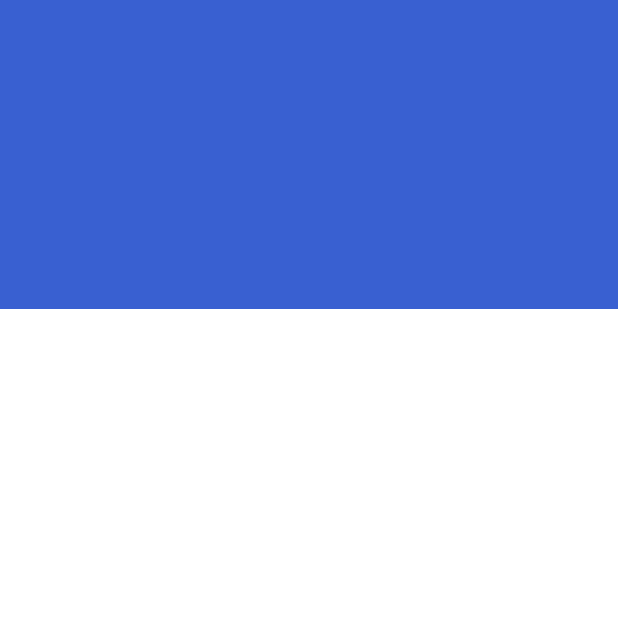
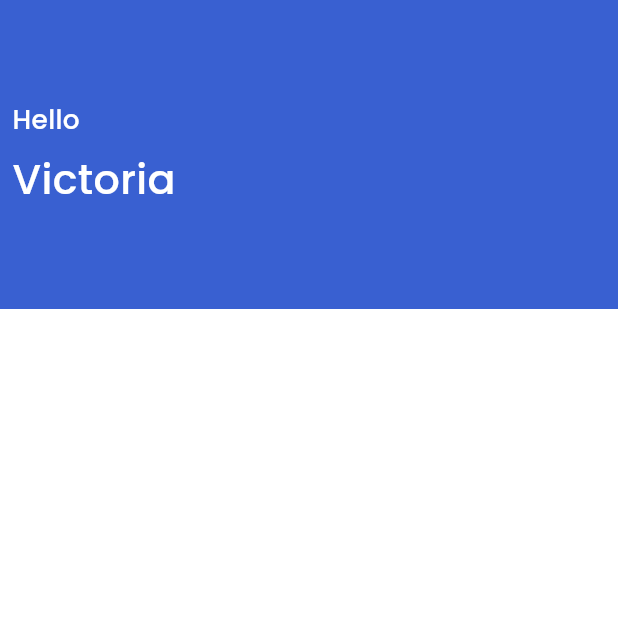
Before and after one commit to ArslanXXQazi/Your-Diary, a Flutter app: the DiaryView screen opened directly, on a phone screen of 412 x 824 dp, the top half of it. Run offline on Flutter 3.47's test engine with Material 3 defaults, Android fonts, the phone set to English and light mode, and no system bars; our stand-ins replace get, google_fonts, lottie.

Commit message:
Update diary_view.dart

```diff
--- a/lib/src/views/botom_nav_view/diary_view/diary_view.dart
+++ b/lib/src/views/botom_nav_view/diary_view/diary_view.dart
@@ -1,4 +1,5 @@
 import 'package:flutter/material.dart';
+import 'package:yourdiary/src/controller/common_widgets/text_widget.dart';
 import 'package:yourdiary/src/controller/constant/app_colors/app_color.dart';
 
 class DiaryView extends StatelessWidget {
@@ -15,15 +16,31 @@ class DiaryView extends StatelessWidget {
           height: screenHeight*.25,
           width: double.infinity,
           color: AppColor.blue,
-          child: Column(
-            mainAxisAlignment: MainAxisAlignment.center,
-            children: [
-            Row(children: [
-              Column(children: [
-
+          child: Padding(
+            padding:  EdgeInsets.symmetric(horizontal: screenWidth*.02),
+            child: Column(
+              mainAxisAlignment: MainAxisAlignment.center,
+              children: [
+              Row(
+                mainAxisAlignment: MainAxisAlignment.spaceBetween,
+                children: [
+                Column(
+                  crossAxisAlignment: CrossAxisAlignment.start,
+                  children: [
+                  BlackText(
+                    text: "Hello",
+                    textColor: Colors.white,
+                  ),
+                  SizedBox(height: screenHeight*.01),
+                  BlackText(
+                    text: "Victoria",
+                    textColor: Colors.white,
+                    fontSize: 25,
+                  ),
+                ],)
               ],)
-            ],)
-          ],),
+            ],),
+          ),
         ),
       ],),
     );
```
